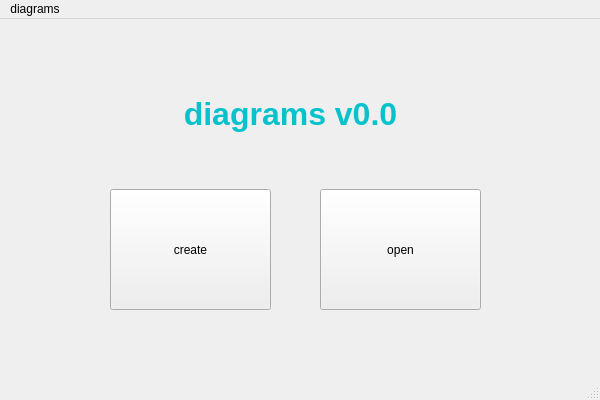
Above: mainwindow.ui from SkuratovichA/diagrams before the change. Below: the same form after it.
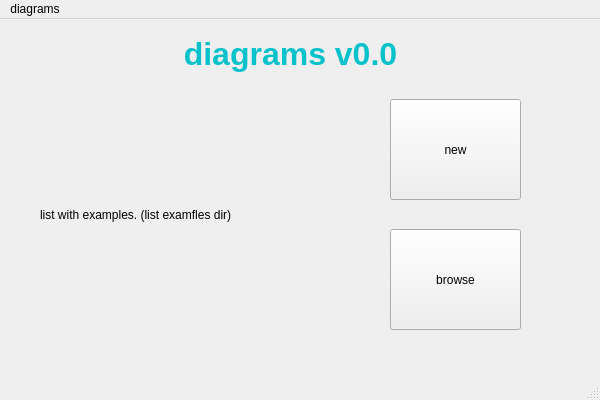
That is the form after the change.

Patch:
```diff
--- a/mainwindow.ui
+++ b/mainwindow.ui
@@ -32,10 +32,10 @@
    <widget class="QPushButton" name="create">
     <property name="geometry">
      <rect>
-      <x>110</x>
-      <y>170</y>
-      <width>161</width>
-      <height>121</height>
+      <x>390</x>
+      <y>80</y>
+      <width>131</width>
+      <height>101</height>
      </rect>
     </property>
     <property name="sizePolicy">
@@ -85,30 +85,30 @@
      <bool>true</bool>
     </property>
     <property name="text">
-     <string>create</string>
+     <string>new</string>
     </property>
    </widget>
    <widget class="QPushButton" name="open">
     <property name="geometry">
      <rect>
-      <x>320</x>
-      <y>170</y>
-      <width>161</width>
-      <height>121</height>
+      <x>390</x>
+      <y>210</y>
+      <width>131</width>
+      <height>101</height>
      </rect>
     </property>
     <property name="autoFillBackground">
      <bool>true</bool>
     </property>
     <property name="text">
-     <string>open</string>
+     <string>browse</string>
     </property>
    </widget>
    <widget class="QLabel" name="label">
     <property name="geometry">
      <rect>
       <x>110</x>
-      <y>70</y>
+      <y>10</y>
       <width>361</width>
       <height>51</height>
      </rect>
@@ -117,6 +117,25 @@
      <string>&lt;html&gt;&lt;head/&gt;&lt;body&gt;&lt;p align=&quot;center&quot;&gt;&lt;span style=&quot; font-size:24pt; font-weight:700; color:#07c2ca;&quot;&gt;diagrams v0.0&lt;/span&gt;&lt;/p&gt;&lt;/body&gt;&lt;/html&gt;</string>
     </property>
    </widget>
+   <widget class="QWidget" name="verticalLayoutWidget">
+    <property name="geometry">
+     <rect>
+      <x>40</x>
+      <y>80</y>
+      <width>218</width>
+      <height>231</height>
+     </rect>
+    </property>
+    <layout class="QVBoxLayout" name="verticalLayout">
+     <item>
+      <widget class="QLabel" name="label_2">
+       <property name="text">
+        <string>list with examples. (list examfles dir)</string>
+       </property>
+      </widget>
+     </item>
+    </layout>
+   </widget>
   </widget>
   <widget class="QMenuBar" name="menubar">
    <property name="geometry">
```
